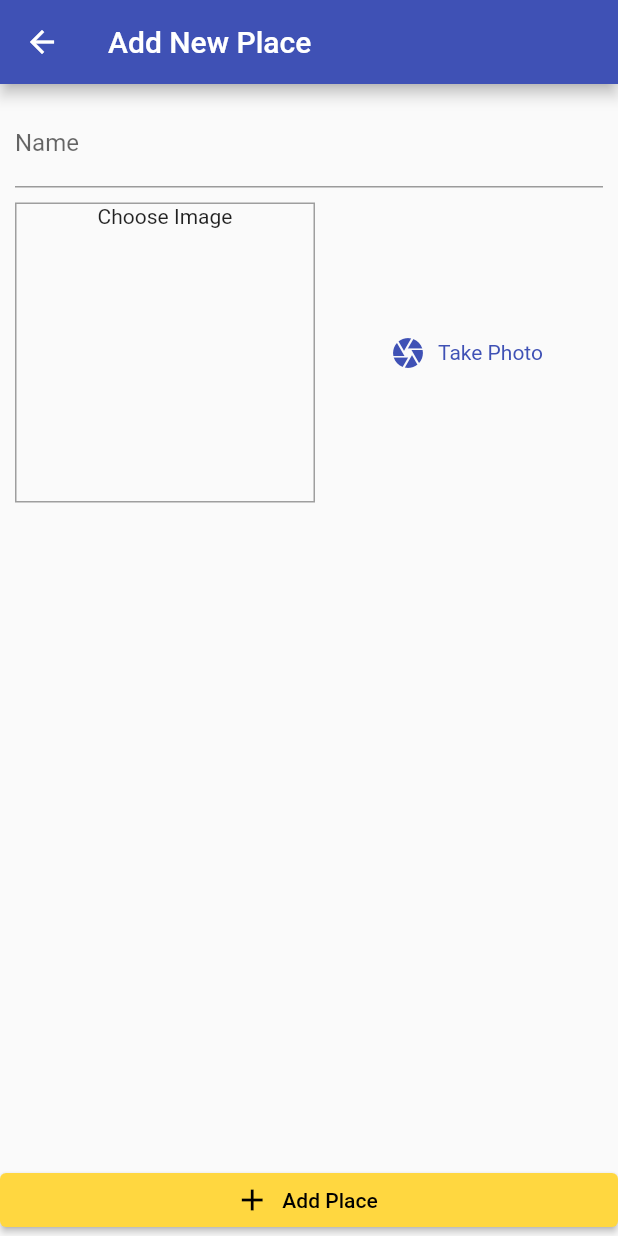
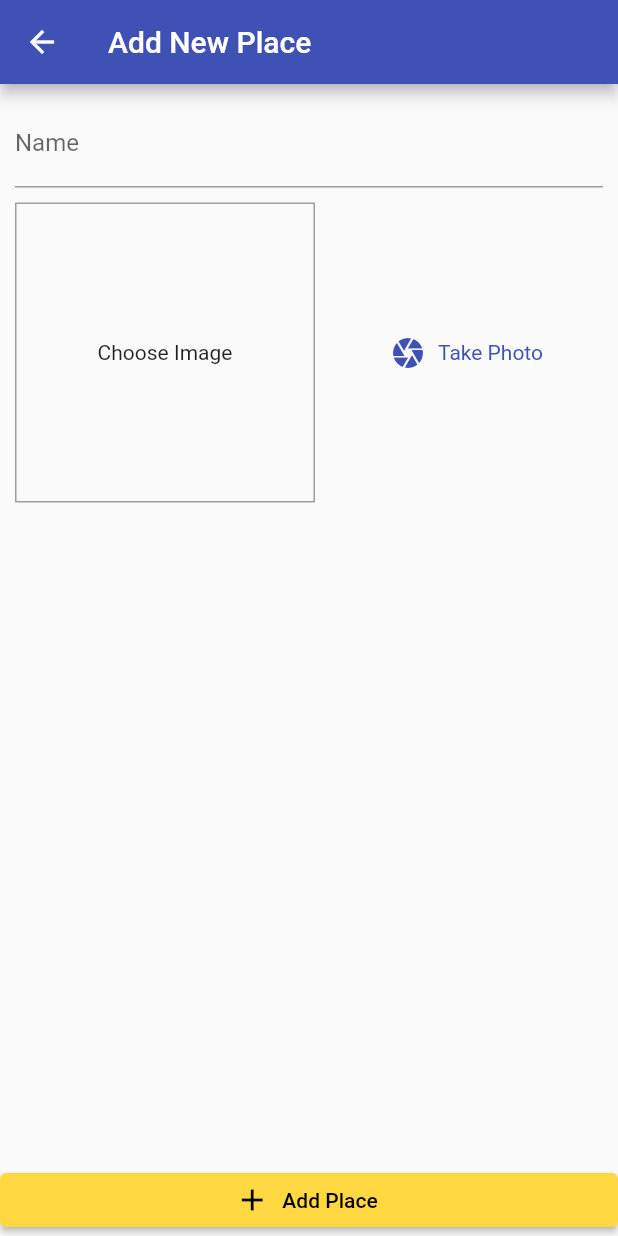
Before and after one commit to jemcmullin/flutter_udemy_great_places, a Flutter app: the screen it shows after launch, after a tap on the "add" icon, on a phone screen of 412 x 824 dp. Run offline on Flutter 3.47's test engine with Material 2 defaults, Android fonts, the phone set to English and light mode, and no system bars; our stand-ins replace image_picker.

Commit message:
adjust text alignment

```diff
--- a/lib/screens/places_list_screen.dart
+++ b/lib/screens/places_list_screen.dart
@@ -18,7 +18,7 @@ class PlacesListScreen extends StatelessWidget {
           ],
         ),
         body: Consumer<GreatPlaces>(
-          child: const Text('No Places Yet. Add a Place!'),
+          child: const Center(child: Text('No Places Yet. Add a Place!')),
           builder: (context, greatPlacesData, consumerChild) =>
               greatPlacesData.places.length <= 0
                   ? consumerChild
--- a/lib/widgets/image_input.dart
+++ b/lib/widgets/image_input.dart
@@ -40,6 +40,7 @@ class _ImageInputState extends State<ImageInput> {
         Container(
           height: 200,
           width: 200,
+          alignment: Alignment.center,
           decoration: BoxDecoration(
             border: Border.all(width: 1, color: Colors.grey),
           ),
```
Also changed, not shown: 3 other files.
